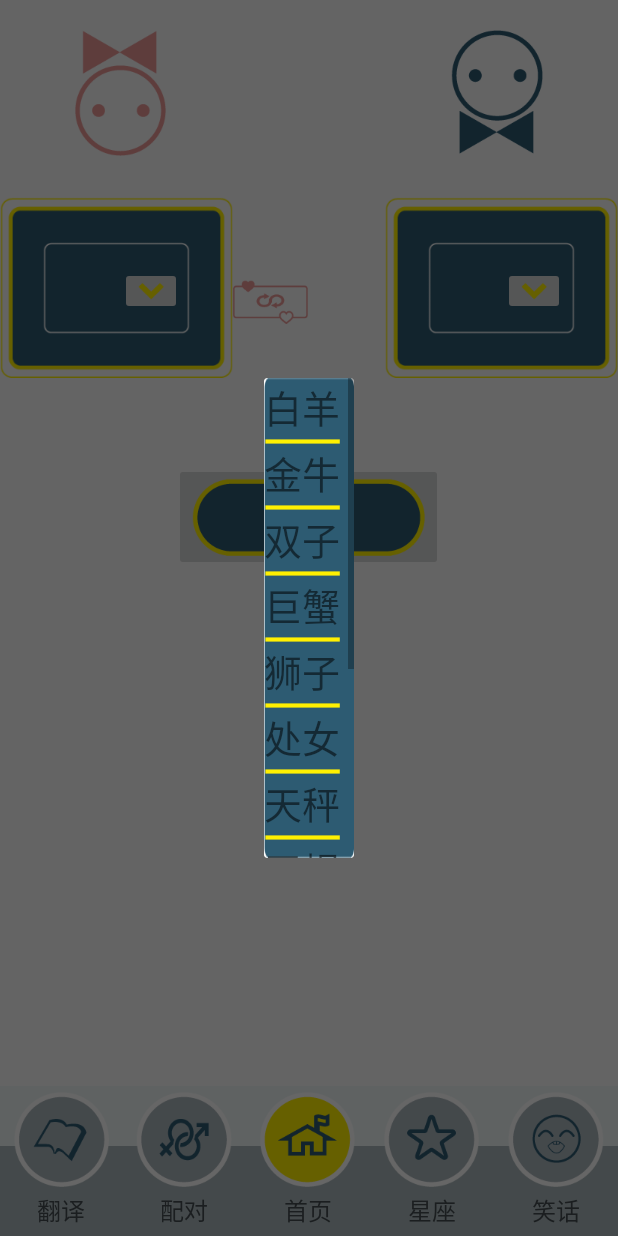
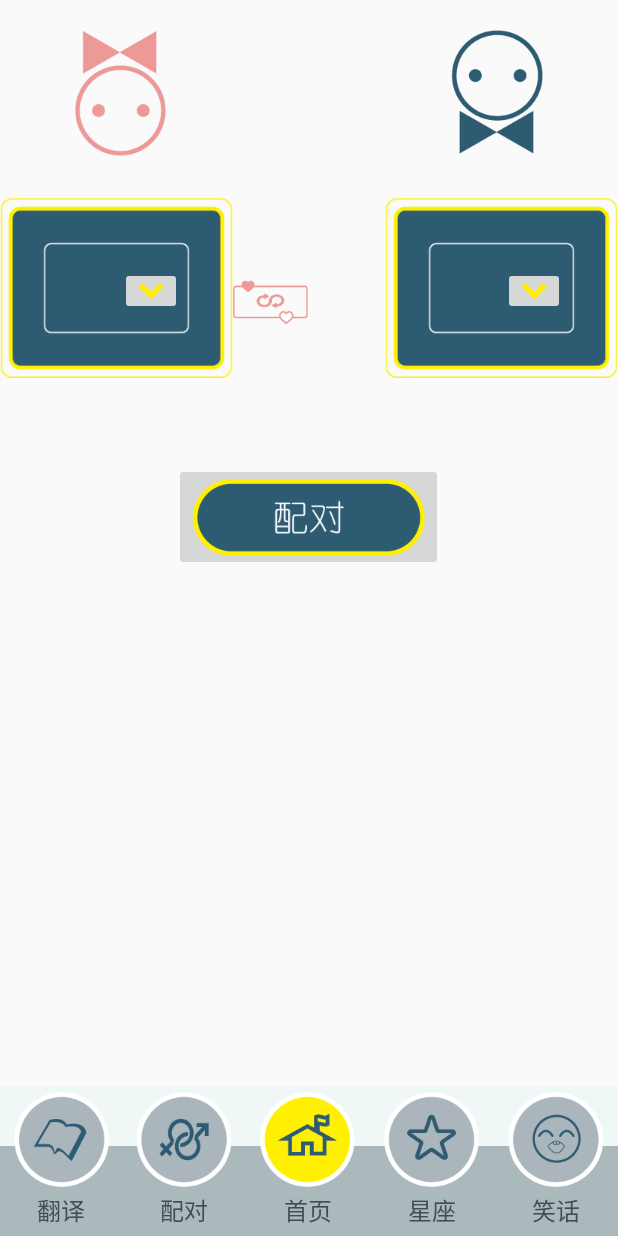
Before and after one commit to zhuzhushang/CourseTable, an Android app: the fragment constellMatchFragment placed in its activity, after a tap on an icon or button, on a phone screen of 412 x 824 dp. Run offline under Robolectric (Android 15) with nearby library versions, the phone set to English and light mode, and no system bars.

Commit message:
Merge branch 'master' of G:\TDDOWNLOAD\CourseTable with conflicts.

```diff
--- a/app/src/main/java/com/example/administrator/coursetable/fragment/match/MyDialog.java
+++ /dev/null
@@ -1,66 +0,0 @@
-package com.example.administrator.coursetable.fragment.match;
-
-import android.app.Dialog;
-import android.content.Context;
-import android.os.Bundle;
-import android.view.LayoutInflater;
-import android.view.View;
-import android.view.ViewGroup;
-import android.widget.BaseAdapter;
-import android.widget.ListView;
-import android.widget.TextView;
-
-import com.example.administrator.coursetable.R;
-
-/**
- * Created by garma on 2016/12/31.
- */
-
-public class MyDialog extends Dialog {
-    Context context;
-    String[] list;
-    public MyDialog(Context context, String[] list ) {
-        super(context);
-        this.context = context;
-        this.list = list;
-    }
-
-    @Override
-    protected void onCreate(Bundle savedInstanceState) {
-        super.onCreate(savedInstanceState);
-
-        setContentView(R.layout.constell_list);
-
-        ListView listView = (ListView) this.findViewById(R.id.listView1);
-         MyAdapter adapter = new MyAdapter();
-        listView.setAdapter(adapter);
-    }
-
-    class MyAdapter extends BaseAdapter {
-
-
-        @Override
-        public int getCount() {
-            return list.length;
-        }
-
-        @Override
-        public Object getItem(int position) {
-            return list[position];
-        }
-
-        @Override
-        public long getItemId(int position) {
-            return position;
-        }
-
-        @Override
-        public View getView(int position, View convertView, ViewGroup parent) {
-            View view = LayoutInflater.from(context).inflate(R.layout.constell_list_item, null);
-            TextView textView = (TextView) view.findViewById(R.id.text1);
-            textView.setText(list[position]);
-
-            return view;
-        }
-    }
-}
--- a/app/src/main/java/com/example/administrator/coursetable/fragment/match/NameMatchFragment.java
+++ b/app/src/main/java/com/example/administrator/coursetable/fragment/match/NameMatchFragment.java
@@ -55,6 +55,7 @@ public class NameMatchFragment extends BaseFragment{
 
           initData();
 
+
     }
 
 
@@ -78,9 +79,9 @@ public class NameMatchFragment extends BaseFragment{
             @Override
             public void onClick(View v) {
                 match();
-                NameDialog dialog = new NameDialog(getActivity());
 
-                dialog.show();
+
+
 
 
             }
--- a/app/src/main/java/com/example/administrator/coursetable/fragment/match/constellMatchFragment.java
+++ b/app/src/main/java/com/example/administrator/coursetable/fragment/match/constellMatchFragment.java
@@ -49,9 +49,9 @@ public class constellMatchFragment extends BaseFragment {
         @Override
         public void onClick(View v) {
 
-            MyDialog dialog = new MyDialog(getActivity(), list);
-
-            dialog.show();
+//            MyDialog dialog = new MyDialog(getActivity(), list);
+//
+//            dialog.show();
 
 
         }
--- a/app/src/main/java/com/example/administrator/coursetable/fragment/match/shengxiaoFragment.java
+++ b/app/src/main/java/com/example/administrator/coursetable/fragment/match/shengxiaoFragment.java
@@ -50,9 +50,9 @@ public class shengxiaoFragment extends BaseFragment {
     public View.OnClickListener listener = new View.OnClickListener() {
         @Override
         public void onClick(View v) {
-            MyDialog dialog = new MyDialog(getActivity(), list);
-
-            dialog.show();
+//            MyDialog dialog = new MyDialog(getActivity(), list);
+//
+//            dialog.show();
 
 
         }
--- a/app/src/main/res/layout/text.xml
+++ b/app/src/main/res/layout/text.xml
@@ -2,7 +2,7 @@
 <LinearLayout xmlns:android="http://schemas.android.com/apk/res/android"
     android:orientation="vertical" android:layout_width="match_parent"
     android:layout_height="match_parent"
-    android:layout_marginTop="20dp">
+>
 
 
     <TextView
--- a/app/src/main/res/values/colors.xml
+++ b/app/src/main/res/values/colors.xml
@@ -1,7 +1,6 @@
 <?xml version="1.0" encoding="utf-8"?>
 <resources>
-    <color name="colorPrimary">#3F51B5</color>
-    <color name="colorPrimaryDark">#303F9F</color>
+
     <color name="colorAccent">#FF4081</color>
 
 
@@ -16,6 +15,12 @@
 
     <!--divider颜色-->
     <color name="color_divider_gray">#acb7bb</color>
+    <color name="background_color_black">#bb000000</color>
+
+    <color name="outside_color_trans">#00000000</color>
+    <color name="outside_color_gray">#66444444</color>
+    <color name="outside_color_pink">#66E7b8f1</color>
+
 
 
 
--- a/app/src/main/res/values/styles.xml
+++ b/app/src/main/res/values/styles.xml
@@ -3,8 +3,8 @@
     <!-- Base application theme. -->
     <style name="AppTheme" parent="Base.Theme.AppCompat.Light.DarkActionBar">
         <!-- Customize your theme here. -->
-        <item name="colorPrimary">@color/colorPrimary</item>
-        <item name="colorPrimaryDark">@color/colorPrimaryDark</item>
+        <!--<item name="colorPrimary">@color/colorPrimary</item>-->
+        <!--<item name="colorPrimaryDark">@color/colorPrimaryDark</item>-->
         <item name="colorAccent">@color/colorAccent</item>
         <item name="windowNoTitle">true</item>
     </style>
@@ -21,4 +21,6 @@
     </style>
 
 
+
+
 </resources>
```
Also changed, not shown: app/src/main/java/com/example/administrator/coursetable/fragment/match/NameDialog.java (+26 -0 lines), app/src/main/res/layout/match_result_for_name.xml (deleted, +0 -211 lines).
